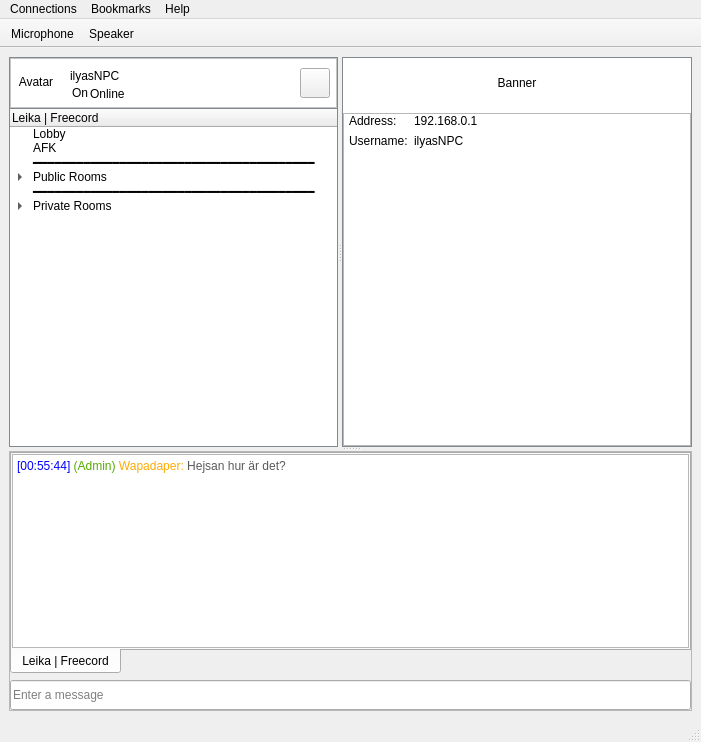
Old version of the form ui/mainwindow.ui in the repository ilyasNPC/Freecord.
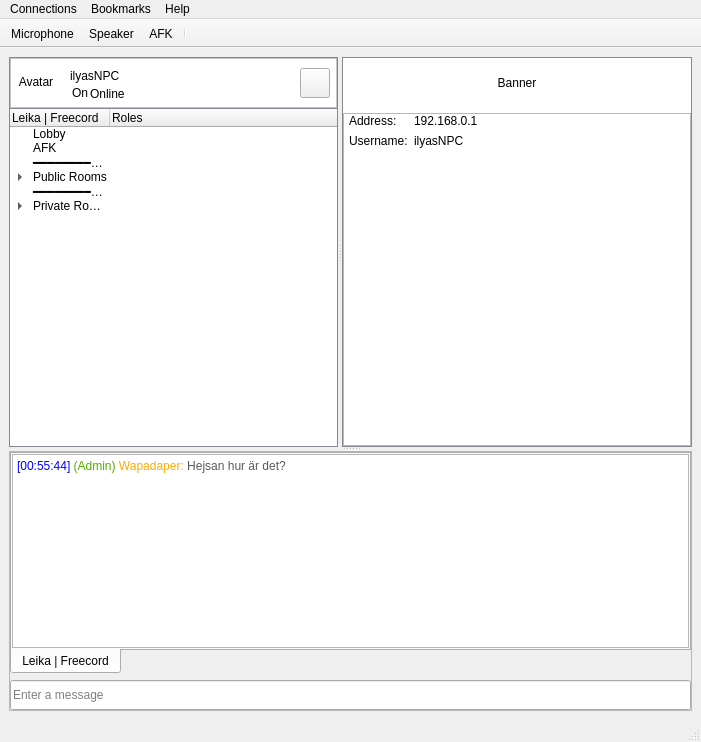
New version of the form. Icons and pictures are not drawn.

Commit message: Added AFK button

Diff of the .ui file:
```diff
--- a/ui/mainwindow.ui
+++ b/ui/mainwindow.ui
@@ -238,6 +238,11 @@
               <normaloff>../imgs/icons/server.png</normaloff>../imgs/icons/server.png</iconset>
             </property>
            </column>
+           <column>
+            <property name="text">
+             <string>Roles</string>
+            </property>
+           </column>
            <item>
             <property name="text">
              <string>Lobby</string>
@@ -653,6 +658,8 @@
    </attribute>
    <addaction name="actionMic"/>
    <addaction name="actionSpeaker"/>
+   <addaction name="actionAFK"/>
+   <addaction name="separator"/>
   </widget>
   <action name="actionConnect">
    <property name="text">
@@ -741,6 +748,18 @@
     <string>Turn Sound On/Off</string>
    </property>
   </action>
+  <action name="actionAFK">
+   <property name="checkable">
+    <bool>true</bool>
+   </property>
+   <property name="icon">
+    <iconset>
+     <normaloff>../imgs/icons/AFK_50.png</normaloff>../imgs/icons/AFK_50.png</iconset>
+   </property>
+   <property name="text">
+    <string>AFK</string>
+   </property>
+  </action>
  </widget>
  <resources/>
  <connections/>
```
Left out of the diff: 3 changed lines with no effect on the pictures. The commit also changes 3 other files.
